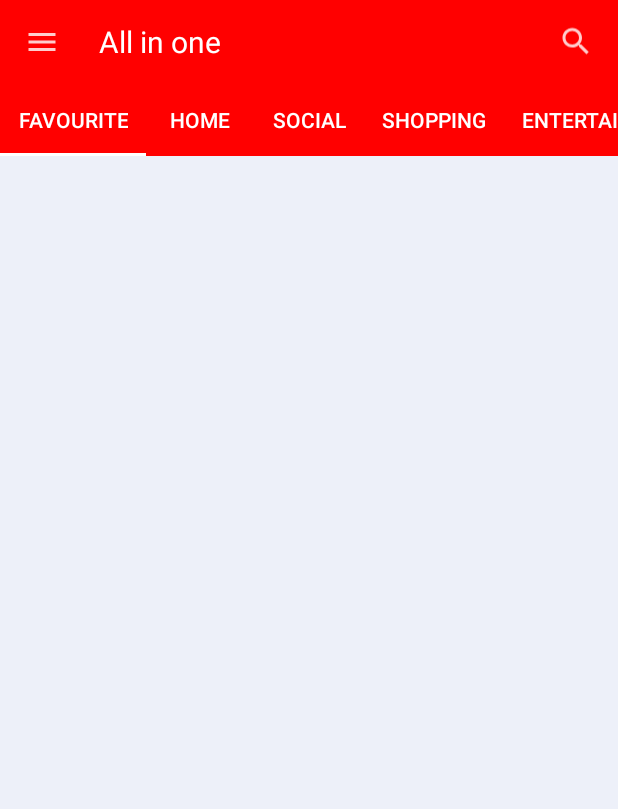
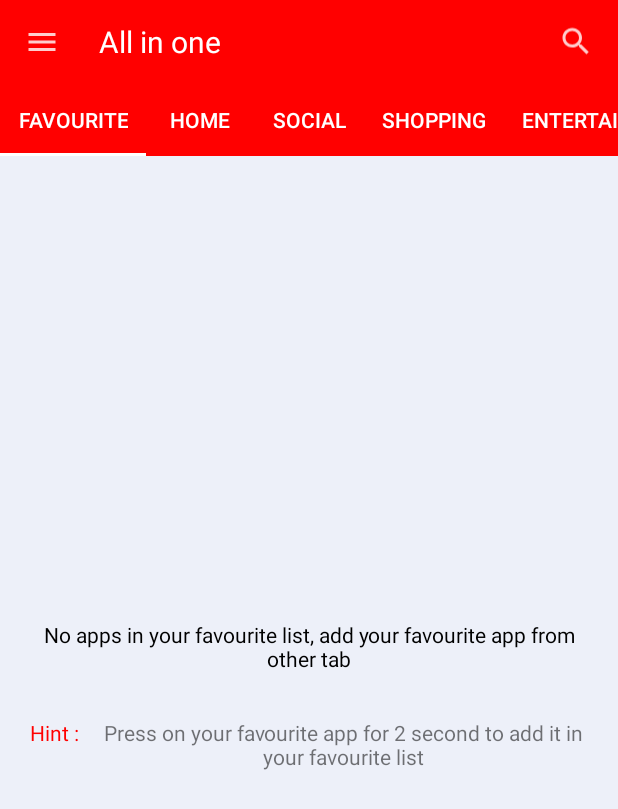
Before and after one commit to avinashcoder/AIO-App, an Android app: the AppsViewFragment screen opened directly, with no data from a screen before it, after a tap on "Favourite", on a phone screen of 412 x 824 dp. Shown: the top 809 px of the screen. Run offline under Robolectric (Android 15) with nearby library versions, the phone set to English and light mode, and no system bars; our stand-ins replace AdMob, ButterKnife, Volley; network calls fail; pictures from the network do not load; 1 statement that could not run was skipped; 2 other taps on this screen came first.

Commit message:
Add mob added

```diff
--- a/app/build.gradle
+++ b/app/build.gradle
@@ -1,4 +1,5 @@
 apply plugin: 'com.android.application'
+apply plugin: 'com.google.gms.google-services'
 
 android {
     compileSdkVersion 29
@@ -29,6 +30,7 @@ dependencies {
     implementation 'androidx.appcompat:appcompat:1.1.0'
     implementation 'androidx.constraintlayout:constraintlayout:1.1.3'
     implementation 'androidx.legacy:legacy-support-v4:1.0.0'
+    implementation 'com.google.firebase:firebase-ads:17.0.0'
     testImplementation 'junit:junit:4.12'
     androidTestImplementation 'androidx.test:runner:1.2.0'
     androidTestImplementation 'androidx.test.espresso:espresso-core:3.2.0'
--- a/app/src/main/AndroidManifest.xml
+++ b/app/src/main/AndroidManifest.xml
@@ -54,6 +54,10 @@
 <!--            android:name="com.razorpay.ApiKey"-->
 <!--            android:value="rzp_live_xEheLEREck6WPO" />-->
 
+        <meta-data
+            android:name="com.google.android.gms.ads.APPLICATION_ID"
+            android:value="ca-app-pub-5669739652767362~2602236476"/>
+
 
     </application>
 
--- a/app/src/main/java/com/rainbow/aiobrowser/AppsViewFragment.java
+++ b/app/src/main/java/com/rainbow/aiobrowser/AppsViewFragment.java
@@ -10,7 +10,9 @@ import android.os.Bundle;
 import android.view.LayoutInflater;
 import android.view.View;
 import android.view.ViewGroup;
+import android.widget.LinearLayout;
 import android.widget.PopupMenu;
+import android.widget.TextView;
 import android.widget.Toast;
 
 import androidx.fragment.app.Fragment;
@@ -24,6 +26,8 @@ import com.android.volley.Response;
 import com.android.volley.VolleyError;
 import com.android.volley.toolbox.StringRequest;
 import com.android.volley.toolbox.Volley;
+import com.google.android.gms.ads.AdRequest;
+import com.google.android.gms.ads.AdView;
 
 import org.json.JSONArray;
 import org.json.JSONException;
@@ -51,6 +55,12 @@ public class AppsViewFragment extends Fragment {
 
     @BindView( R.id.recyclerView )
     RecyclerView recyclerView;
+    @BindView(R.id.no_favourite_layout)
+    LinearLayout noFavouriteLayout;
+    @BindView(R.id.no_app)
+    TextView noApp;
+    @BindView(R.id.adView)
+    AdView mAdView;
 
 
     DatabaseHandler handler;
@@ -115,6 +125,8 @@ public class AppsViewFragment extends Fragment {
             }
         }
         LocalBroadcastManager.getInstance( getContext() ).registerReceiver( refreshFavourite,new IntentFilter( "refresh" ) );
+        AdRequest adRequest = new AdRequest.Builder().build();
+        mAdView.loadAd(adRequest);
         return view;
     }
 
@@ -141,6 +153,15 @@ public class AppsViewFragment extends Fragment {
         } );
         recyclerView.setAdapter( adapter );
         adapter.notifyDataSetChanged();
+        if(arrayList.size()==0){
+            if(pageType.equalsIgnoreCase("FAVOURITE")){
+                noFavouriteLayout.setVisibility(View.VISIBLE);
+                noApp.setVisibility(View.GONE);
+            }
+        }else{
+            noFavouriteLayout.setVisibility(View.GONE);
+            noApp.setVisibility(View.GONE);
+        }
     }
 
     private void createPopUp(int position, View view) {
@@ -220,6 +241,16 @@ public class AppsViewFragment extends Fragment {
             }
         }
         adapter.notifyDataSetChanged();
+        if(arrayList.size()==0){
+            if(pageType.equalsIgnoreCase("FAVOURITE")){
+                noFavouriteLayout.setVisibility(View.VISIBLE);
+                noApp.setVisibility(View.GONE);
+            }else{
+                noFavouriteLayout.setVisibility(View.GONE);
+                noApp.setVisibility(View.VISIBLE);
+            }
+
+        }
     }
 
     public void searchApp(String key){
--- a/app/src/main/res/layout/app_layout.xml
+++ b/app/src/main/res/layout/app_layout.xml
@@ -17,8 +17,8 @@
 
         <ImageView
             android:id="@+id/app_image"
-            android:layout_width="64dp"
-            android:layout_height="64dp" />
+            android:layout_width="48dp"
+            android:layout_height="48dp" />
 
         <TextView
             android:id="@+id/app_name"
@@ -26,7 +26,7 @@
             android:layout_height="wrap_content"
             android:text="App Name"
             android:gravity="center"
-            android:layout_marginTop="5dp"
+            android:layout_marginTop="6dp"
             android:textColor="@color/black"
             android:textSize="14sp"/>
 
--- a/app/src/main/res/layout/fragment_apps_view.xml
+++ b/app/src/main/res/layout/fragment_apps_view.xml
@@ -3,11 +3,79 @@
     xmlns:tools="http://schemas.android.com/tools"
     android:layout_width="match_parent"
     android:layout_height="match_parent"
+    xmlns:ads="http://schemas.android.com/apk/res-auto"
     tools:context=".AppsViewFragment">
 
     <androidx.recyclerview.widget.RecyclerView
         android:id="@+id/recyclerView"
         android:layout_width="match_parent"
-        android:layout_height="match_parent"/>
+        android:layout_height="match_parent"
+        android:clipToPadding="false"
+        android:paddingBottom="64dp"/>
+
+    <LinearLayout
+        android:id="@+id/no_favourite_layout"
+        android:layout_width="match_parent"
+        android:layout_height="wrap_content"
+        android:layout_gravity="center"
+        android:orientation="vertical"
+        android:visibility="gone">
+
+        <TextView
+            android:layout_width="wrap_content"
+            android:layout_height="wrap_content"
+            android:layout_marginStart="20dp"
+            android:layout_marginEnd="20dp"
+            android:gravity="center"
+            android:text="No apps in your favourite list, add your favourite app from other tab"
+            android:textColor="@color/black" />
+
+        <LinearLayout
+            android:layout_width="match_parent"
+            android:layout_height="wrap_content"
+            android:layout_gravity="center"
+            android:layout_marginTop="30dp"
+            android:layout_marginStart="20dp"
+            android:layout_marginEnd="20dp"
+            android:orientation="horizontal">
+
+            <TextView
+                android:layout_width="wrap_content"
+                android:layout_height="wrap_content"
+                android:gravity="center"
+                android:text="Hint : "
+                android:textColor="@color/colorPrimary" />
+
+            <TextView
+                android:layout_width="wrap_content"
+                android:layout_height="wrap_content"
+                android:layout_marginStart="10dp"
+                android:gravity="center"
+                android:text="Press on your favourite app for 2 second to add it in your favourite list" />
+        </LinearLayout>
+
+
+    </LinearLayout>
+
+    <TextView
+        android:visibility="gone"
+        android:id="@+id/no_app"
+        android:layout_width="wrap_content"
+        android:layout_height="wrap_content"
+        android:layout_gravity="center"
+        android:textColor="@color/colorPrimary"
+        android:text="No app available in this section\n COMMING SOON"
+        android:gravity="center"/>
+
+    <com.google.android.gms.ads.AdView
+        android:id="@+id/adView"
+        android:layout_width="match_parent"
+        android:layout_height="wrap_content"
+        android:layout_centerHorizontal="true"
+        android:layout_alignParentBottom="true"
+        ads:adSize="BANNER"
+        android:layout_gravity="bottom"
+        ads:adUnitId="@string/banner_ad_unit_id">
+    </com.google.android.gms.ads.AdView>
 
 </FrameLayout>
--- a/app/src/main/res/values/strings.xml
+++ b/app/src/main/res/values/strings.xml
@@ -3,4 +3,8 @@
 
     <!-- TODO: Remove or change this placeholder text -->
     <string name="hello_blank_fragment">Hello blank fragment</string>
+    <!--<string name="banner_ad_unit_id">ca-app-pub-3940256099942544/6300978111</string>-->
+    <string name="banner_ad_unit_id">ca-app-pub-5669739652767362/8165570257</string>
+
+
 </resources>
--- a/build.gradle
+++ b/build.gradle
@@ -8,6 +8,7 @@ buildscript {
     }
     dependencies {
         classpath 'com.android.tools.build:gradle:3.5.0'
+        classpath 'com.google.gms:google-services:4.2.0'
 
         // NOTE: Do not place your application dependencies here; they belong
         // in the individual module build.gradle files
```
Also changed, not shown: 1 other file.
